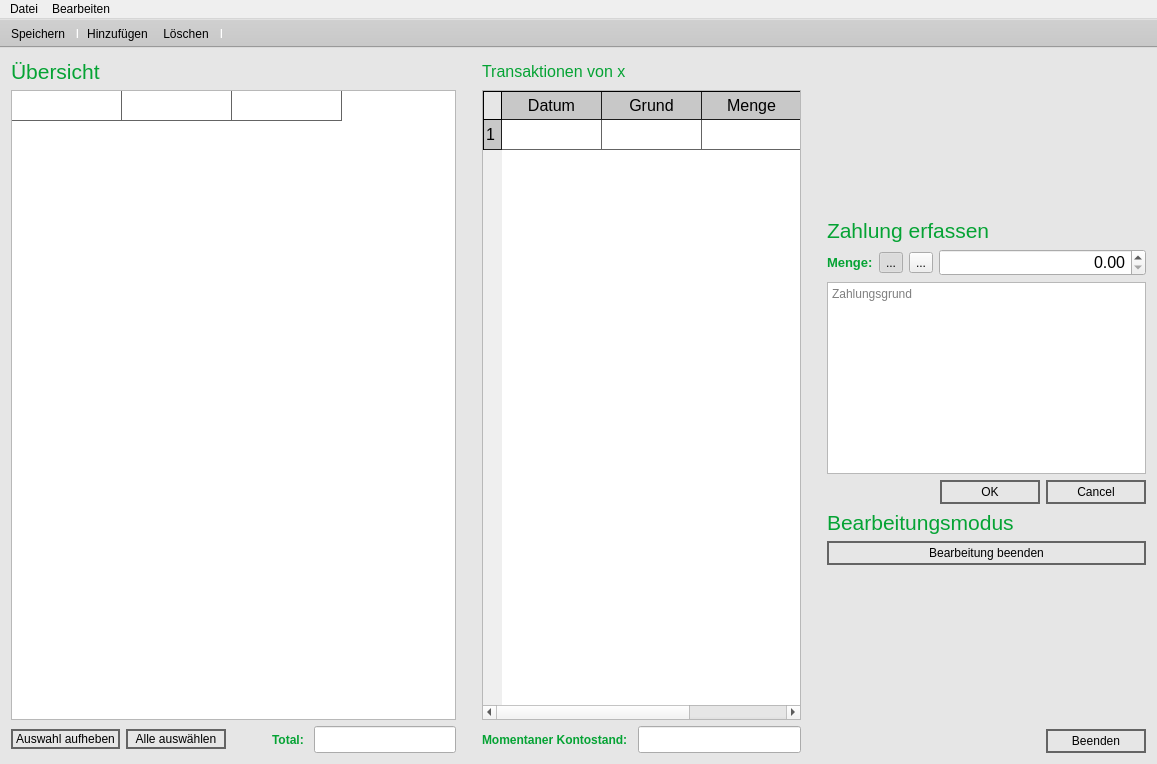
Qt form mainwindow.ui (Snickers03/KlassenkassenManager) before a commit.
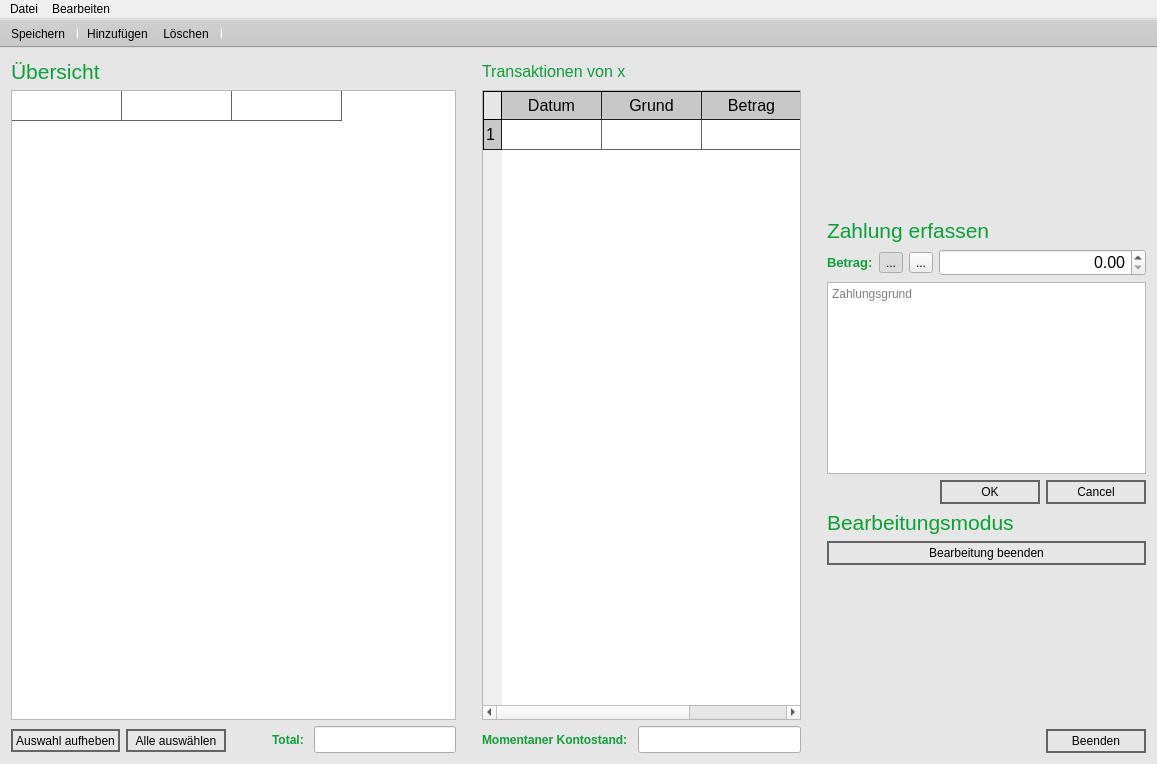
The same form after that commit. Icons and pictures are not drawn.

Diff of the .ui file:
```diff
--- a/mainwindow.ui
+++ b/mainwindow.ui
@@ -220,10 +220,16 @@
        <layout class="QHBoxLayout" name="horizontalLayout_2">
         <item>
          <widget class="QPushButton" name="clearSelectionButton">
+          <property name="sizePolicy">
+           <sizepolicy hsizetype="Minimum" vsizetype="Minimum">
+            <horstretch>0</horstretch>
+            <verstretch>0</verstretch>
+           </sizepolicy>
+          </property>
           <property name="minimumSize">
            <size>
             <width>100</width>
-            <height>20</height>
+            <height>23</height>
            </size>
           </property>
           <property name="maximumSize">
@@ -239,10 +245,16 @@
         </item>
         <item>
          <widget class="QPushButton" name="chooseAllButton">
+          <property name="sizePolicy">
+           <sizepolicy hsizetype="Minimum" vsizetype="Minimum">
+            <horstretch>0</horstretch>
+            <verstretch>0</verstretch>
+           </sizepolicy>
+          </property>
           <property name="minimumSize">
            <size>
             <width>100</width>
-            <height>20</height>
+            <height>23</height>
            </size>
           </property>
           <property name="maximumSize">
@@ -343,6 +355,12 @@
       </item>
       <item>
        <widget class="QTableWidget" name="payTable">
+        <property name="sizePolicy">
+         <sizepolicy hsizetype="Preferred" vsizetype="Expanding">
+          <horstretch>2</horstretch>
+          <verstretch>0</verstretch>
+         </sizepolicy>
+        </property>
         <property name="minimumSize">
          <size>
           <width>32</width>
@@ -372,7 +390,7 @@
         </column>
         <column>
          <property name="text">
-          <string>Menge</string>
+          <string>Betrag</string>
          </property>
         </column>
         <item row="0" column="0">
@@ -513,7 +531,7 @@
            </font>
           </property>
           <property name="text">
-           <string>Menge:</string>
+           <string>Betrag:</string>
           </property>
          </widget>
         </item>
```
Left out of the diff: 29 changed lines with no effect on the pictures.
